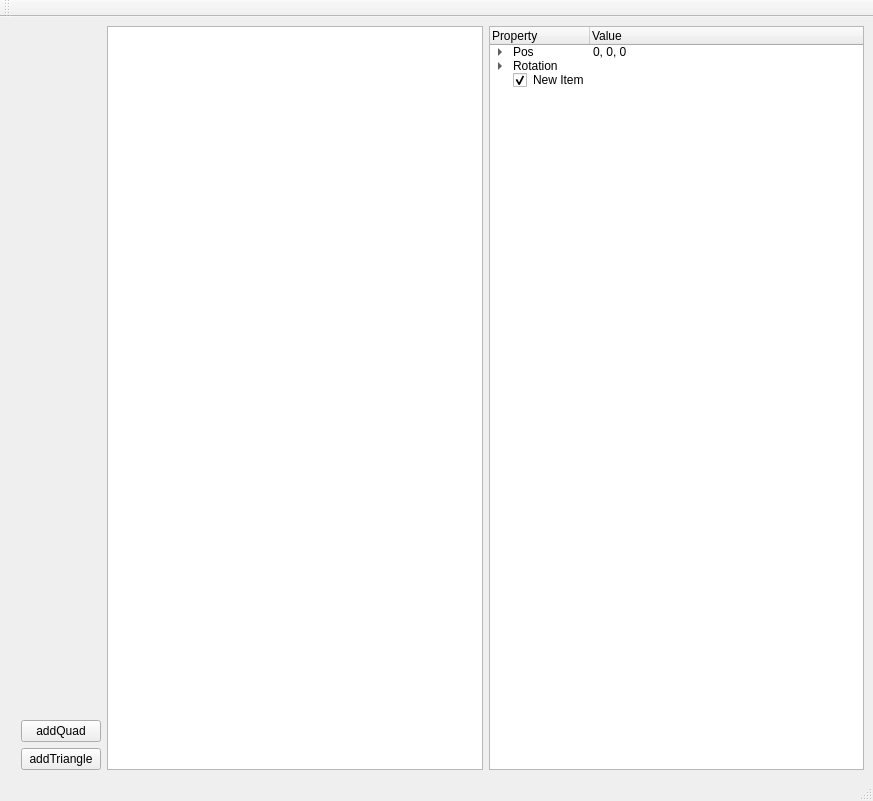
Above: UI/MainWindow.ui from ubuntunux/PyEngine3D before the change. Below: the same form after it.
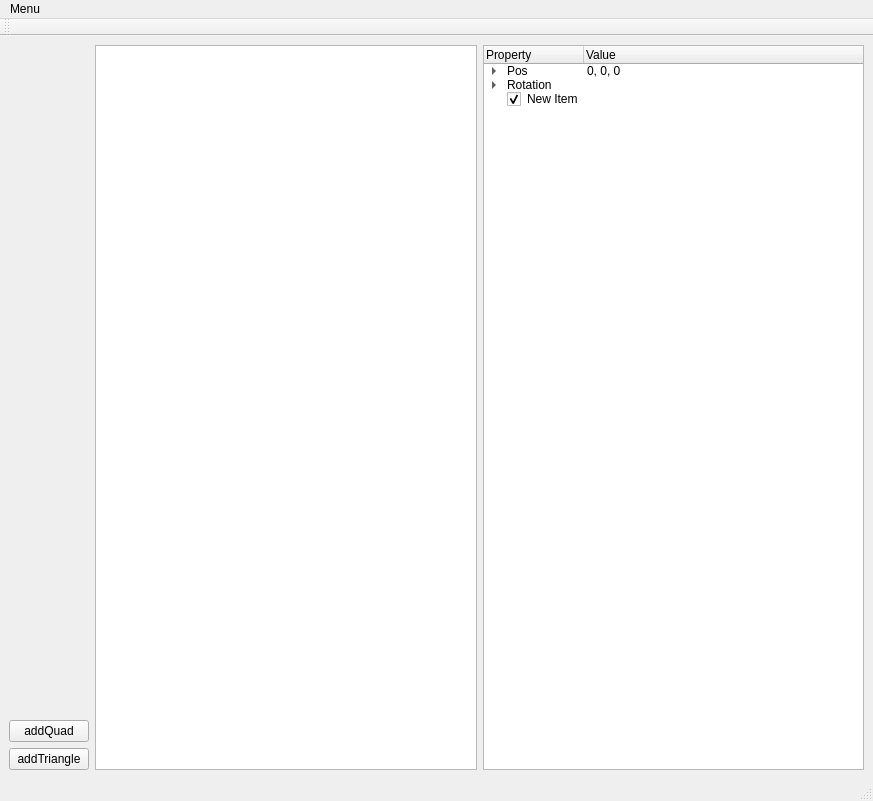
That is the form after the change.

```diff
--- a/UI/MainWindow.ui
+++ b/UI/MainWindow.ui
@@ -17,16 +17,6 @@
    <layout class="QGridLayout" name="gridLayout">
     <item row="0" column="0">
      <layout class="QHBoxLayout" name="horizontalLayout_3">
-      <item>
-       <layout class="QFormLayout" name="glWidget">
-        <property name="fieldGrowthPolicy">
-         <enum>QFormLayout::AllNonFixedFieldsGrow</enum>
-        </property>
-        <item row="0" column="1">
-         <widget class="QWidget" name="empy_gl_widgetWidget" native="true"/>
-        </item>
-       </layout>
-      </item>
       <item>
        <layout class="QVBoxLayout" name="btnLayout">
         <item>
@@ -144,6 +134,14 @@
      <height>25</height>
     </rect>
    </property>
+   <widget class="QMenu" name="menuMainMenu">
+    <property name="title">
+     <string>Menu</string>
+    </property>
+    <addaction name="separator"/>
+    <addaction name="actionExit"/>
+   </widget>
+   <addaction name="menuMainMenu"/>
   </widget>
   <widget class="QStatusBar" name="statusbar"/>
   <widget class="QToolBar" name="toolBar">
```
Left out of the diff: 24 changed lines with no effect on the pictures.
